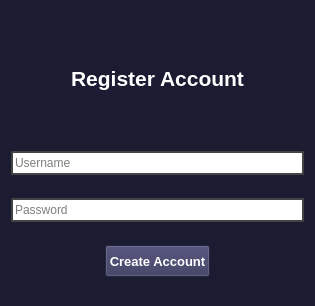
First picture: the form in UI/register.ui, repository Matchu02118/AcademicManagementApp, before the edit.
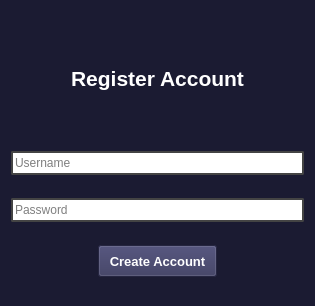
Second picture: the form after the edit.

```diff
--- a/UI/register.ui
+++ b/UI/register.ui
@@ -141,6 +141,7 @@
       <string notr="true">QPushButton{
 	background:#34345a;
 	color:#fff;
+	padding:10px;
 }</string>
      </property>
      <property name="text">
```
